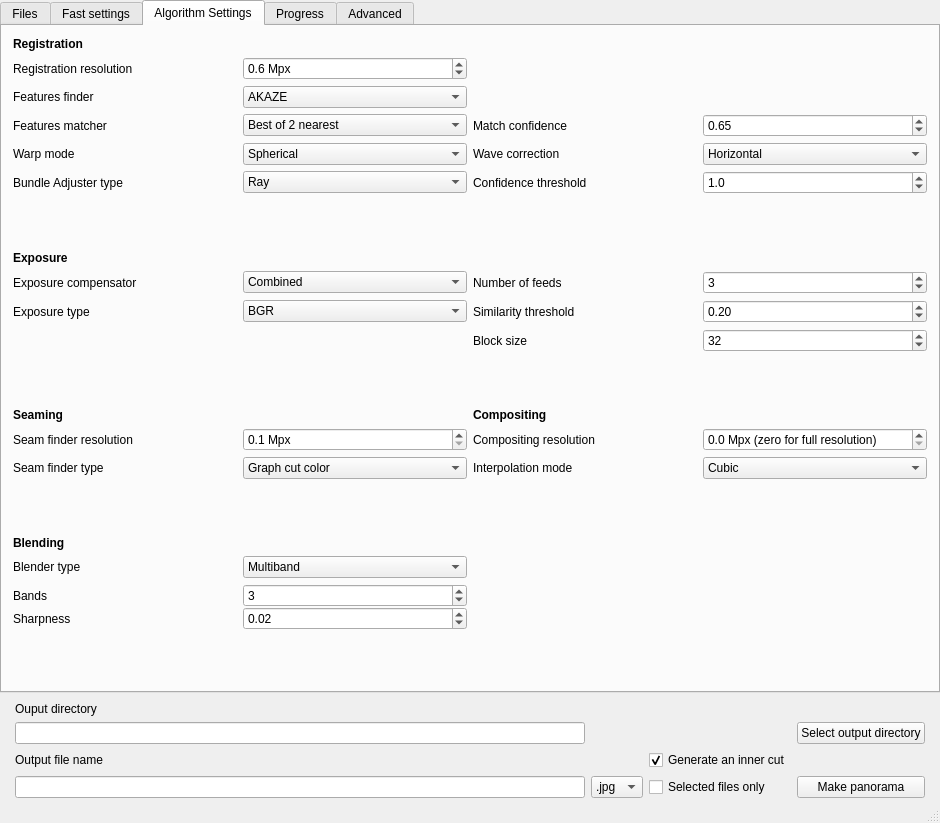
qchateau/AutoPanorama, file src/mainwindow.ui: the form before one commit.
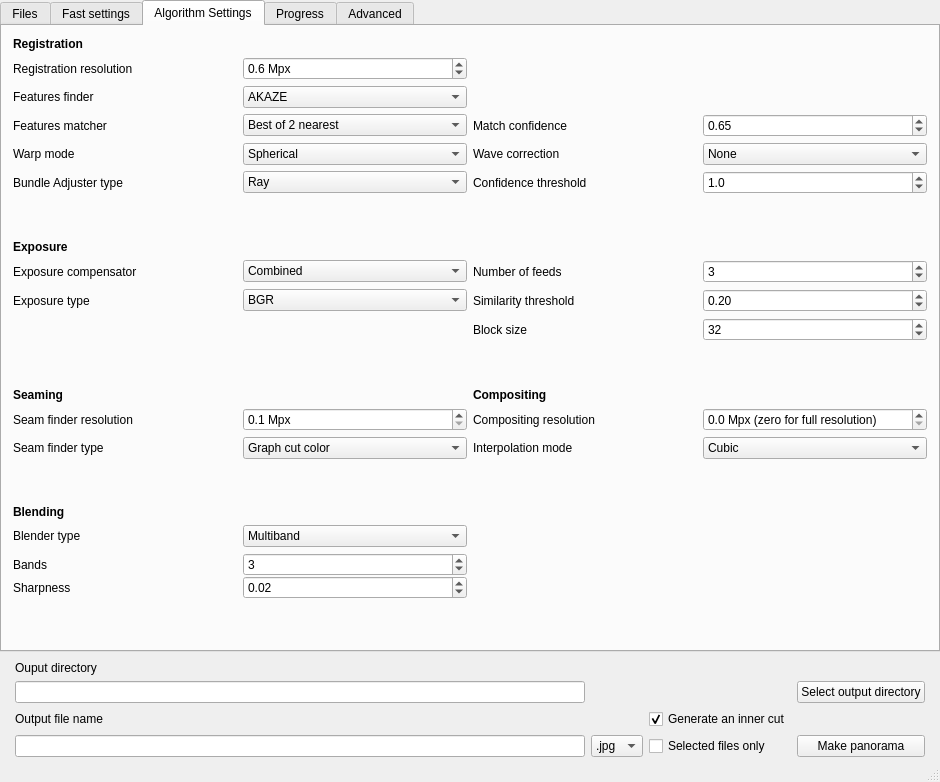
The form after the commit. The open tabs and pages were chosen to show the change. Icons and pictures are not drawn. Custom widgets are drawn as their Qt base class.

Commit message:
Revert "Wave correction by default"
This reverts commit 0c751ba375db7fbc4ae67f2c05d356d6f3e8d48b.

```diff
--- a/src/mainwindow.ui
+++ b/src/mainwindow.ui
@@ -7,7 +7,7 @@
     <x>0</x>
     <y>0</y>
     <width>940</width>
-    <height>823</height>
+    <height>782</height>
    </rect>
   </property>
   <property name="windowTitle">
@@ -790,6 +790,11 @@
         </item>
         <item row="6" column="5">
          <widget class="QComboBox" name="wavecorkind_combobox">
+          <item>
+           <property name="text">
+            <string>None</string>
+           </property>
+          </item>
           <item>
            <property name="text">
             <string>Horizontal</string>
```
Left out of the diff: 7 changed lines with no effect on the pictures. The commit also changes 1 other file.
